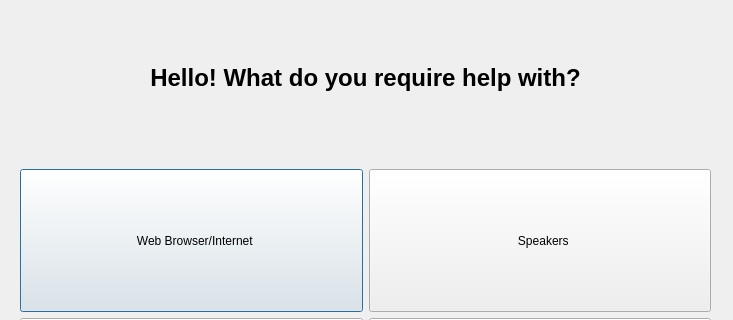
The window that ui/problem_dialog.ui (Atrate/qSchoolHelper) describes before a commit, drawn with Qt 5; both pictures show x 0 to 733 and y 0 to 320 of the 733 by 519 pixel window.
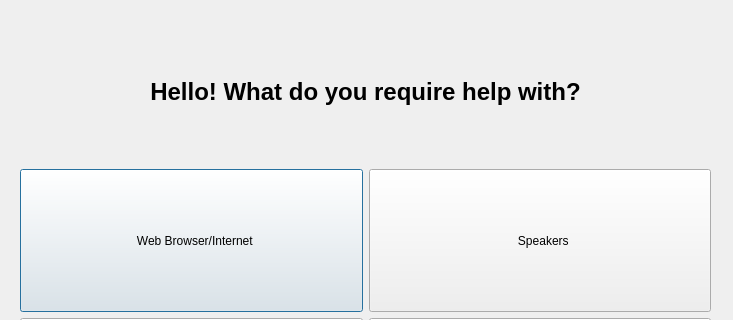
The same window after the commit. Icons and pictures are not drawn.

```diff
--- a/ui/problem_dialog.ui
+++ b/ui/problem_dialog.ui
@@ -184,8 +184,7 @@
          </font>
         </property>
         <property name="text">
-         <string>Hello! What do you require help with?
-</string>
+         <string>Hello! What do you require help with?</string>
         </property>
         <property name="alignment">
          <set>Qt::AlignCenter</set>
```
